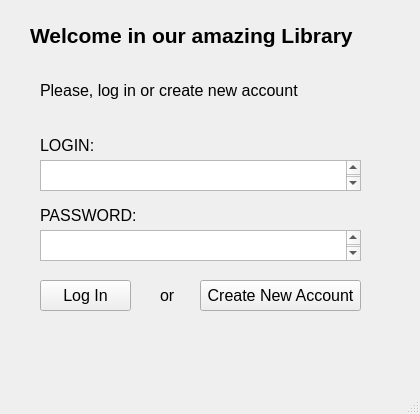
Qt form projekt/src/mainwindow.ui (hrutkowski/Internet_Library) before a commit.
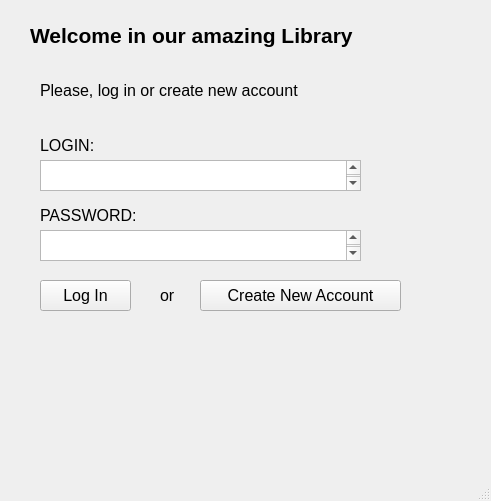
The same form after that commit.

What changed in the file:
```diff
--- a/projekt/src/mainwindow.ui
+++ b/projekt/src/mainwindow.ui
@@ -6,8 +6,8 @@
    <rect>
     <x>0</x>
     <y>0</y>
-    <width>420</width>
-    <height>414</height>
+    <width>491</width>
+    <height>501</height>
    </rect>
   </property>
   <property name="windowTitle">
@@ -72,7 +72,7 @@
      <rect>
       <x>40</x>
       <y>200</y>
-      <width>101</width>
+      <width>111</width>
       <height>31</height>
      </rect>
     </property>
@@ -90,7 +90,7 @@
      <rect>
       <x>30</x>
       <y>10</y>
-      <width>351</width>
+      <width>441</width>
       <height>51</height>
      </rect>
     </property>
@@ -110,7 +110,7 @@
      <rect>
       <x>40</x>
       <y>70</y>
-      <width>271</width>
+      <width>331</width>
       <height>41</height>
      </rect>
     </property>
@@ -148,7 +148,7 @@
      <rect>
       <x>200</x>
       <y>280</y>
-      <width>161</width>
+      <width>201</width>
       <height>31</height>
      </rect>
     </property>
```
